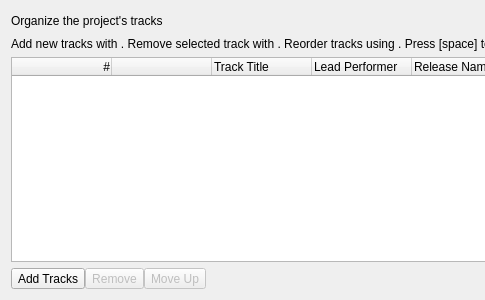
Qt form resources/ui/track_list_page.ui (Iconoclasteinc/tgit) before a commit; both pictures show x 0 to 485 and y 0 to 300 of the 825 by 300 pixel window.
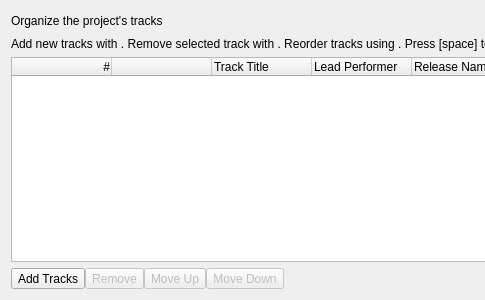
The same form after that commit. Icons and pictures are not drawn.

Commit message: Add a button to the track list page to move a track down in the list

Diff of the .ui file:
```diff
--- a/resources/ui/track_list_page.ui
+++ b/resources/ui/track_list_page.ui
@@ -233,6 +233,28 @@
        </property>
       </widget>
      </item>
+     <item>
+      <widget class="QToolButton" name="_move_track_down_button">
+       <property name="enabled">
+        <bool>false</bool>
+       </property>
+       <property name="styleSheet">
+        <string notr="true">QToolButton[style=QMacStyle] {
+         margin: 0;
+         min-height: 20px;
+         min-width: 20px;
+         }
+        </string>
+       </property>
+       <property name="text">
+        <string>Move Down</string>
+       </property>
+       <property name="icon">
+        <iconset>
+         <normaloff>:/icons/move-down</normaloff>:/icons/move-down</iconset>
+       </property>
+      </widget>
+     </item>
      <item>
       <spacer name="horizontalSpacer_2">
        <property name="orientation">
```
Left out of the diff: 29 changed lines with no effect on the pictures. The commit also changes 7 other files.
